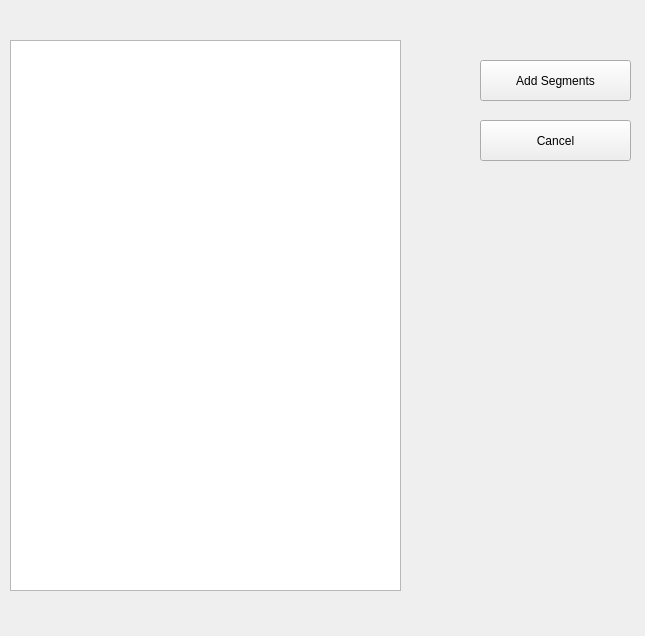
Above: segments.ui from AhmedNasr7/OS-Memory-Allocation before the change. Below: the same form after it.
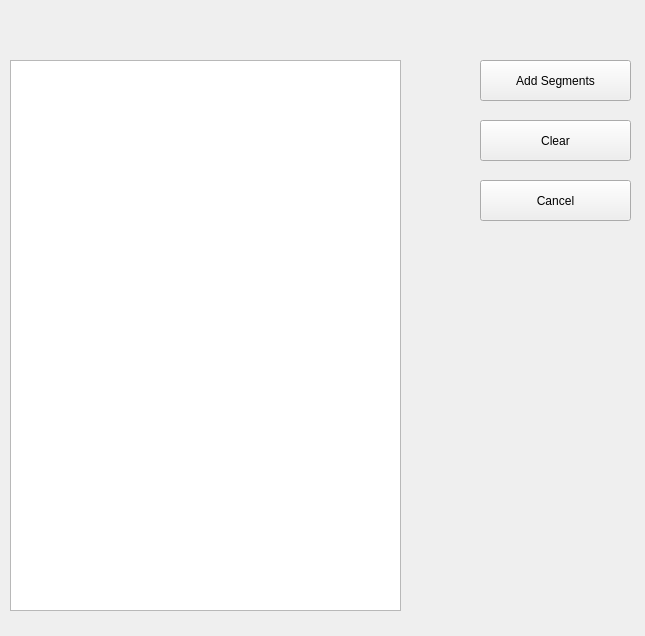
That is the form after the change.

Commit message: add segments window button functions

Patch:
```diff
--- a/segments.ui
+++ b/segments.ui
@@ -17,7 +17,7 @@
    <property name="geometry">
     <rect>
      <x>10</x>
-     <y>40</y>
+     <y>60</y>
      <width>391</width>
      <height>551</height>
     </rect>
@@ -40,7 +40,7 @@
    <property name="geometry">
     <rect>
      <x>480</x>
-     <y>120</y>
+     <y>180</y>
      <width>151</width>
      <height>41</height>
     </rect>
@@ -49,6 +49,19 @@
     <string>Cancel</string>
    </property>
   </widget>
+  <widget class="QPushButton" name="clear_button">
+   <property name="geometry">
+    <rect>
+     <x>480</x>
+     <y>120</y>
+     <width>151</width>
+     <height>41</height>
+    </rect>
+   </property>
+   <property name="text">
+    <string>Clear</string>
+   </property>
+  </widget>
  </widget>
  <resources/>
  <connections/>
```
Left out of the diff: 4 changed lines with no effect on the pictures. The commit also changes 3 other files.
